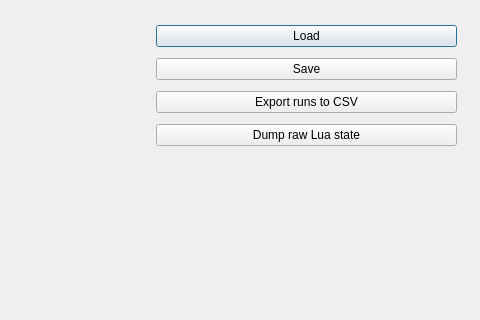
Qt form pluto.ui (zsennenga/hades_save_editor) before a commit; both pictures show x 544 to 1024 and y 0 to 320 of the 1024 by 768 pixel window.
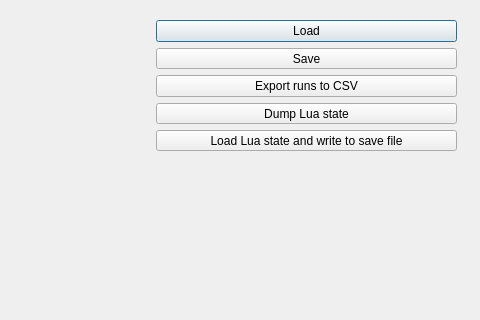
The same form after that commit.

Commit message:
Adding feature of loading raw Lua state and write to the current save file
Typical workflow:
1. Load save file
2. Dump Lua state
3. Edit entries in the Lua state (dangerous..) (outside this tool)
4. Load edited Lua state and write to save file

```diff
--- a/pluto.ui
+++ b/pluto.ui
@@ -53,7 +53,14 @@
     <item>
      <widget class="QPushButton" name="button_dump_lua_state">
       <property name="text">
-       <string>Dump raw Lua state</string>
+       <string>Dump Lua state</string>
+      </property>
+     </widget>
+    </item>
+    <item>
+     <widget class="QPushButton" name="button_load_lua_state_and_save">
+      <property name="text">
+       <string>Load Lua state and write to save file</string>
       </property>
      </widget>
     </item>
```
The commit also changes 2 other files.
